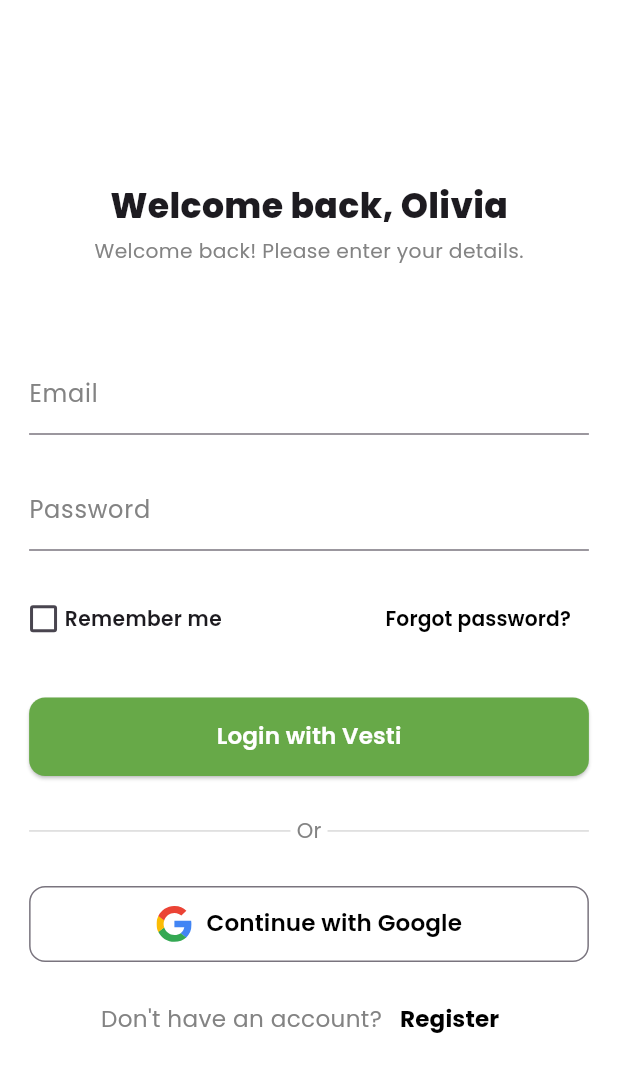
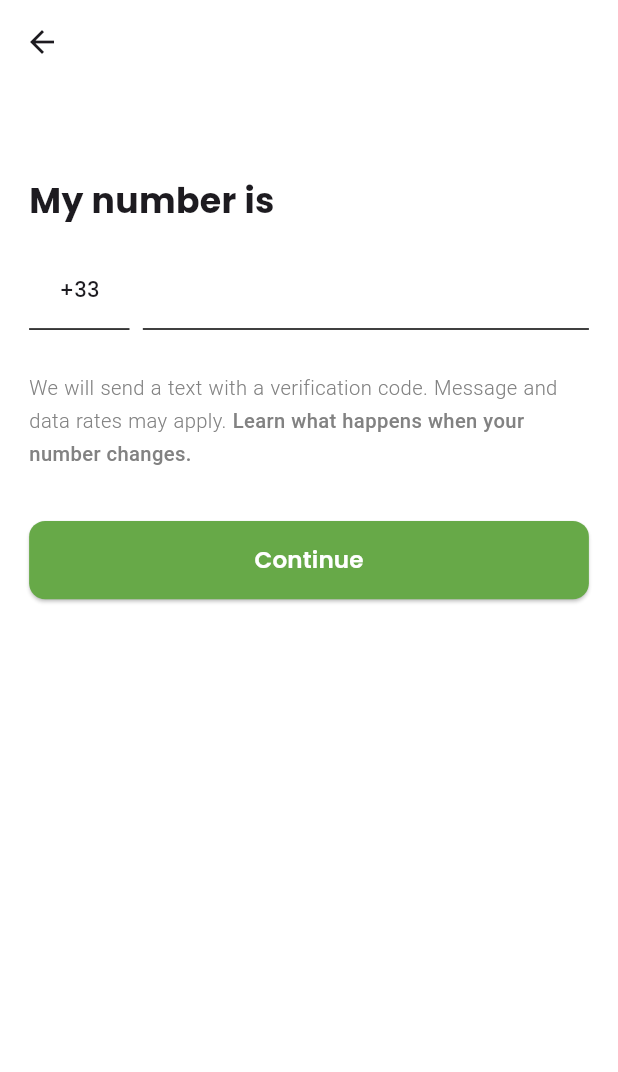
Before and after one commit to obasanmichael/Vesti_project, a Flutter app: the FinalOnboardingScreen screen opened by its route, after a tap on "Continue with Mobile Number", on a phone screen of 412 x 824 dp. Shown: the top 1072 px of the screen. Run offline on Flutter 3.47's test engine with Material 3 defaults, Android fonts, the phone set to English and light mode, and no system bars; drawn by our look-alikes of country_code_picker; our stand-ins replace flutter_screenutil, flutter_svg, go_router, google_fonts, intl_phone_field, pin_code_fields and 1 more; missing offline and left inert: custom_clippers; Roboto replaces fonts that are missing (Söhne).

Commit message:
I added the two new screens which are the "login with phone number".

```diff
--- a/lib/main.dart
+++ b/lib/main.dart
@@ -3,9 +3,11 @@
 import 'package:go_router/go_router.dart';
 import 'package:google_fonts/google_fonts.dart';
 import 'package:meet_by_vesti/screens/auth/auth.dart';
-import 'package:meet_by_vesti/screens/change_password.dart';
+import 'package:meet_by_vesti/screens/auth/change_password.dart';
+import 'package:meet_by_vesti/screens/auth/phone_code.dart';
+import 'package:meet_by_vesti/screens/auth/phone_log_in.dart';
 import 'package:meet_by_vesti/screens/chat/chat_screen.dart';
-import 'package:meet_by_vesti/screens/forgot_password.dart';
+import 'package:meet_by_vesti/screens/auth/forgot_password.dart';
 import 'package:meet_by_vesti/screens/onboarding/onboarding_2.dart';
 import 'package:meet_by_vesti/screens/onboarding/onboarding_screen.dart';
 import 'package:meet_by_vesti/screens/splash_screen.dart';
@@ -33,6 +35,14 @@
           FinalOnboardingScreen(),
     ),
     GoRoute(
+      path: '/phone_login1',
+      builder: (BuildContext context, GoRouterState state) => PhoneLogIn(),
+    ),
+    GoRoute(
+      path: '/phone_code',
+      builder: (BuildContext context, GoRouterState state) => PhoneCode(),
+    ),
+    GoRoute(
       path: '/auth',
       builder: (BuildContext context, GoRouterState state) => AuthScreen(),
     ),
@@ -53,8 +63,7 @@
     ),
     GoRoute(
       path: '/chat',
-      builder: (BuildContext context, GoRouterState state) =>
-          ChatScreen(),
+      builder: (BuildContext context, GoRouterState state) => ChatScreen(),
     ),
     // GoRoute(
     //   path: '/profile',
--- /dev/null
+++ b/lib/screens/auth/phone_log_in.dart
@@ -0,0 +1,153 @@
+import 'package:country_code_picker/country_code_picker.dart';
+import 'package:flutter/material.dart';
+import 'package:flutter_screenutil/flutter_screenutil.dart';
+import 'package:go_router/go_router.dart';
+import 'package:intl_phone_field/intl_phone_field.dart';
+import 'package:meet_by_vesti/widgets/button.dart';
+
+class PhoneLogIn extends StatefulWidget {
+  const PhoneLogIn({super.key});
+
+  @override
+  State<PhoneLogIn> createState() => _PhoneLogInState();
+}
+
+class _PhoneLogInState extends State<PhoneLogIn> {
+  @override
+  Widget build(BuildContext context) {
+    Widget addHeight(double height) => SizedBox(height: height.h);
+    Widget addWidth(double width) => SizedBox(width: width.h);
+
+    String _selectedCountryCode = '+33';
+    final TextEditingController _phoneNumberController =
+        TextEditingController();
+    return Scaffold(
+      appBar: AppBar(
+        backgroundColor: Colors.white,
+        leading: IconButton(
+            onPressed: () {
+              context.go('/onboarding_2');
+            },
+            icon: Icon(Icons.arrow_back)),
+      ),
+      backgroundColor: Colors.white,
+      body: SafeArea(
+        child: Padding(
+          padding: EdgeInsets.symmetric(horizontal: 16.w),
+          child: Column(
+            children: [
+              addHeight(64),
+              Card(
+                elevation: 0,
+                color: Colors.white,
+                child: Column(
+                  crossAxisAlignment: CrossAxisAlignment.start,
+                  mainAxisAlignment: MainAxisAlignment.center,
+                  children: [
+                    Text(
+                      'My number is',
+                      style: TextStyle(
+                          fontWeight: FontWeight.w700, fontSize: 24.sp),
+                    ),
+                    addHeight(19),
+                    Row(
+                      crossAxisAlignment: CrossAxisAlignment.end,
+                      children: [
+                        Container(
+                          decoration: BoxDecoration(
+                              border: Border(
+                                  bottom: BorderSide(color: Colors.black))),
+                          child: CountryCodePicker(
+                            initialSelection: 'FR',
+                            showFlag: false,
+                            showFlagDialog: true,
+                          ),
+                        ),
+                        addWidth(10),
+                        Expanded(
+                          child: TextField(
+                            controller: _phoneNumberController,
+                            keyboardType: TextInputType.phone,
+                            decoration: const InputDecoration(
+                              // labelText: 'Phone Number',
+                              // labelStyle: TextStyle(color: Colors.black),
+                              border: UnderlineInputBorder(
+                                borderSide: BorderSide(color: Colors.black),
+                              ),
+                              focusedBorder: UnderlineInputBorder(
+                                borderSide: BorderSide(color: Colors.black),
+                              ),
+                              enabledBorder: UnderlineInputBorder(
+                                borderSide: BorderSide(color: Colors.black),
+                              ),
+                            ),
+                            onChanged: (value) {
+                              print(
+                                  'Phone Number: $_selectedCountryCode$value');
+                            },
+                          ),
+                        ),
+                      ],
+                    ),
+                    // IntlPhoneField(
+                    //   keyboardType: TextInputType.phone,
+                    //   decoration: InputDecoration(
+                    //     labelText: 'Phone Number',
+                    //   ),
+                    //   initialCountryCode: 'FR',
+                    //   onChanged: (phone) {
+                    //     print(phone.completeNumber);
+                    //   },
+                    // ),
+
+                    addHeight(32),
+                    SizedBox(
+                      width: 372.w,
+                      child: Text.rich(
+                        TextSpan(
+                          children: [
+                            TextSpan(
+                              text:
+                                  'We will send a text with a verification code. Message and data rates may apply. ',
+                              style: TextStyle(
+                                color: Color(0xFF828282),
+                                fontSize: 14.sp,
+                                fontFamily: 'Söhne',
+                                fontWeight: FontWeight.w300,
+                                height: 1.6, // Adjusted height for readability
+                              ),
+                            ),
+                            TextSpan(
+                              text:
+                                  'Learn what happens when your number changes.',
+                              style: TextStyle(
+                                color: Color(0xFF828282),
+                                fontSize: 14.sp,
+                                fontFamily: 'Söhne',
+                                fontWeight: FontWeight.w500,
+                                // decoration: TextDecoration.underline,
+                                height: 1.6, // Adjusted height for readability
+                              ),
+                            ),
+                          ],
+                        ),
+                      ),
+                    ),
+                    addHeight(37),
+                    MyButton(
+                      label: 'Continue',
+                      onPressed: () {
+                        context.go('/phone_code');
+                      },
+                    )
+                  ],
+                ),
+              ),
+              Spacer()
+            ],
+          ),
+        ),
+      ),
+    );
+  }
+}
--- a/lib/screens/onboarding/onboarding_2.dart
+++ b/lib/screens/onboarding/onboarding_2.dart
@@ -46,7 +46,7 @@
             SizedBox(height: 40.h),
             MyButton(
                 onPressed: () {
-                  context.go('/auth');
+                  context.go('/phone_login1');
                 },
                 icon: Icon(
                   Icons.phone_android_outlined,
@@ -55,6 +55,9 @@
                 label: 'Continue with Mobile Number'),
             SizedBox(height: 20.h),
             MyOutlinedButton(
+              onPressed: () {
+                context.go('/auth');
+              },
               label: 'Continue with Google',
               image: assetName,
             )
--- a/lib/widgets/outlined_button.dart
+++ b/lib/widgets/outlined_button.dart
@@ -3,10 +3,11 @@
 import 'package:flutter_svg/svg.dart';
 
 class MyOutlinedButton extends StatelessWidget {
-  const MyOutlinedButton({super.key, required this.label, this.image});
+  const MyOutlinedButton({super.key, required this.label, this.image, this.onPressed});
 
   final String? image;
   final String label;
+  final void Function()? onPressed;
 
   @override
   Widget build(BuildContext context) {
@@ -25,7 +26,7 @@
                 Radius.circular(12.r),
               )),
         ),
-        onPressed: () {},
+        onPressed: onPressed,
         child: Row(
           mainAxisSize: MainAxisSize.min,
           children: [
```
Also changed, not shown: lib/screens/auth/forgot_password.dart (added, +72 -0 lines), lib/screens/auth/phone_code.dart (renamed from lib/screens/forgot_password.dart, +30 -22 lines), lib/screens/home/home_screen.dart (+45 -8 lines), lib/screens/home/widget/app_bar.dart (+7 -7 lines), lib/screens/search_screen.dart (+6 -10 lines), lib/widgets/image_card.dart (added, +39 -0 lines), pubspec.yaml (+8 -0 lines), assets/images/background_img_1.png (added), assets/svg/location.svg (added), assets/svg/notification_2.svg (added), lib/screens/auth/change_password.dart (renamed from lib/screens/change_password.dart), pubspec.lock.
